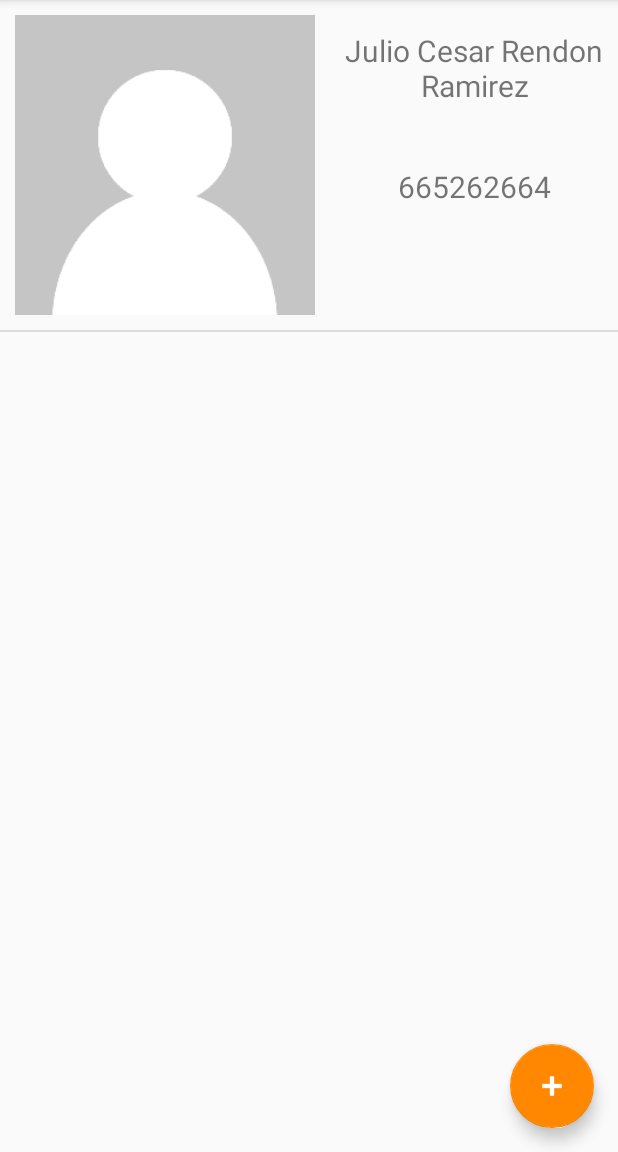
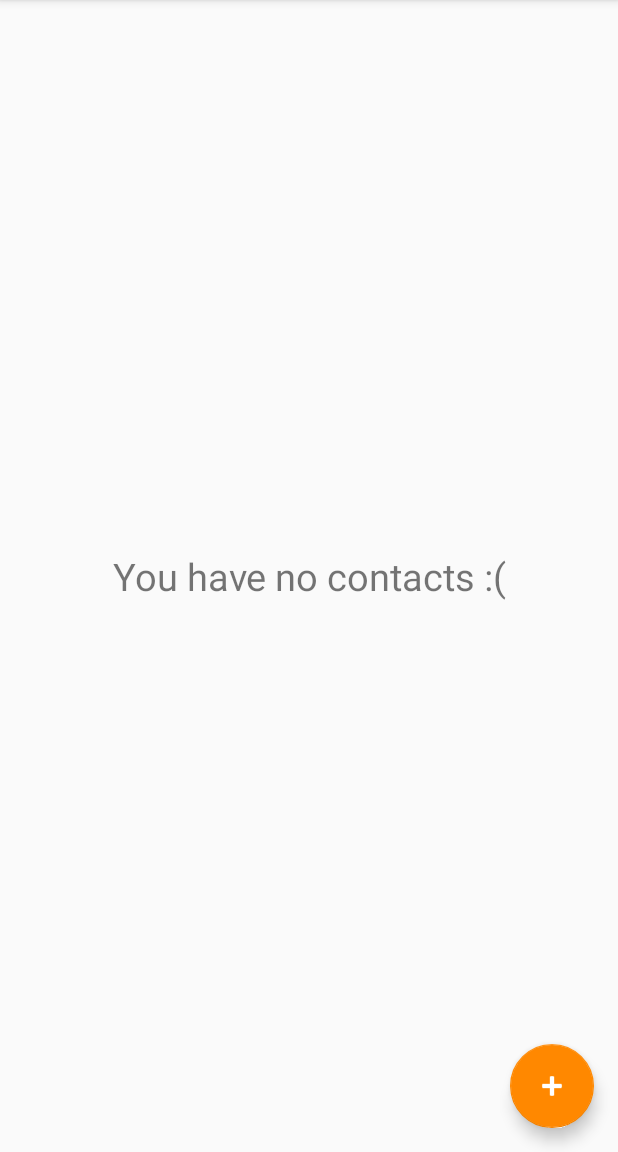
Before and after one commit to juliorendon/speedtouch, an Android app: the MainActivity screen opened directly, with no data from a screen before it, on a phone screen of 412 x 824 dp, the part 84-1236 px from its top. Run offline under Robolectric (Android 15) with nearby library versions, the phone set to English and light mode, and no system bars.

```diff
--- a/app/src/main/AndroidManifest.xml
+++ b/app/src/main/AndroidManifest.xml
@@ -1,6 +1,9 @@
 <?xml version="1.0" encoding="utf-8"?>
 <manifest xmlns:android="http://schemas.android.com/apk/res/android"
     package="jotace.org.speedtouch" >
+
+    <uses-permission android:name="android.permission.CALL_PHONE"></uses-permission>
+    <uses-permission android:name="android.permission."></uses-permission>
 
     <application
         android:allowBackup="true"
--- a/app/src/main/java/jotace/org/speedtouch/MainActivity.java
+++ b/app/src/main/java/jotace/org/speedtouch/MainActivity.java
@@ -1,13 +1,15 @@
 package jotace.org.speedtouch;
 
+import android.Manifest;
 import android.content.Intent;
+import android.content.pm.PackageManager;
 import android.content.res.Resources;
-import android.graphics.Bitmap;
-import android.graphics.BitmapFactory;
 import android.graphics.Typeface;
+import android.net.Uri;
+import android.os.Build;
 import android.os.Bundle;
 import android.support.design.widget.FloatingActionButton;
-import android.support.design.widget.Snackbar;
+import android.support.v4.content.ContextCompat;
 import android.support.v7.app.AppCompatActivity;
 import android.support.v7.widget.Toolbar;
 import android.util.Log;
@@ -24,6 +26,7 @@ public class MainActivity extends AppCompatActivity {
 
     private ContactsAdapter adapter;
     private  ListView listView;
+    static final int ADD_NEW_CONTACT_RC = 1;
 
     @Override
     protected void onCreate(Bundle savedInstanceState) {
@@ -48,12 +51,7 @@ public class MainActivity extends AppCompatActivity {
         fab.setOnClickListener(new View.OnClickListener() {
             @Override
             public void onClick(View view) {
-                /*
-                Snackbar.make(view, "Replace with your own action", Snackbar.LENGTH_LONG)
-                        .setAction("Action", null).show();
-               */
                 startActivity(new Intent(MainActivity.this, AddActivity.class));
-
             }
         });
 
@@ -63,10 +61,12 @@ public class MainActivity extends AppCompatActivity {
         Log.i("DATABASE", "Starting database operations...");
         DatabaseHandler db = new DatabaseHandler(this);
 
+/*
         db.deleteAllContacts();
 
         Bitmap imageBitmap = BitmapFactory.decodeResource(getResources(), R.drawable.recio);
         byte[] imageByteArray = ImageHelper.bitmapToByteArray(imageBitmap);
+
 
         if (db.getContactsCount() == 0) {
 
@@ -96,26 +96,36 @@ public class MainActivity extends AppCompatActivity {
                 db.addContact(item);
             }
         }
+        */
 
         Log.i("DATABASE", "Getting all contacts...");
         ArrayList<Contact> contacts = db.getAllContacts();
 
         // Setting up ContactsAdapter
         Resources res = getResources();
-        adapter = new ContactsAdapter(this, contacts, res);
+        if (!contacts.isEmpty()) {
+            adapter = new ContactsAdapter(this, contacts, res);
+        }
 
+
+        listView.setEmptyView(findViewById(R.id.empty_list));
         listView.setAdapter(adapter);
         // ***** END TEST CODE *****
 
         listView.setOnItemClickListener(new AdapterView.OnItemClickListener() {
             @Override
             public void onItemClick(AdapterView<?> parent, View view, int position, long id) {
-                Log.i("TEST", "*******************");
+
+                if (Build.VERSION.SDK_INT >= 23 && (ContextCompat.checkSelfPermission(MainActivity.this, Manifest.permission.CALL_PHONE) != PackageManager.PERMISSION_GRANTED)) {
+                    return;
+                }
 
                 Contact item = (Contact)listView.getAdapter().getItem(position);
-                Log.i("ID", "ID: "+ item.getId());
 
-                Snackbar.make(view, "ID: "+ item.getId(), Snackbar.LENGTH_SHORT).setAction("Action", null).show();
+                Intent callIntent = new Intent(Intent.ACTION_CALL);
+                callIntent.setData(Uri.parse("tel:" + item.getNumber()));
+                startActivity(callIntent);
+
             }
         });
 
--- a/app/src/main/res/layout/contact_item.xml
+++ b/app/src/main/res/layout/contact_item.xml
@@ -20,8 +20,7 @@
         android:layout_height="wrap_content"
         android:textAlignment="center"
         android:padding="10dp"
-        android:textSize="20dp"
-        android:text="Julio Cesar Rendon Ramirez" />
+        android:textSize="20dp" />
 
     <TextView
         android:id="@+id/number"
@@ -32,7 +31,6 @@
         android:layout_alignLeft="@+id/name"
         android:layout_below="@+id/name"
         android:textAlignment="center"
-        android:text="665262664"
         android:textSize="20dp" />
 
 
--- a/app/src/main/res/layout/content_main.xml
+++ b/app/src/main/res/layout/content_main.xml
@@ -8,9 +8,19 @@
     app:layout_behavior="@string/appbar_scrolling_view_behavior"
     tools:showIn="@layout/activity_main" tools:context=".MainActivity">
 
+    <TextView
+        android:id="@+id/empty_list"
+        android:text="@string/empty_list_text"
+        android:layout_width="fill_parent"
+        android:layout_height="fill_parent"
+        android:gravity="center"
+        android:textSize="25dp"
+        />
+
     <ListView android:id="@+id/contacts_list"
         android:layout_width="match_parent"
         android:layout_height="wrap_content"
+        android:visibility="gone"
         android:layout_weight="1" />
 
 </LinearLayout>
--- a/app/src/main/res/values/strings.xml
+++ b/app/src/main/res/values/strings.xml
@@ -7,6 +7,8 @@
     <string name="hint_phone_number">Contact Phone Number</string>
     <string name="btn_save">Save</string>
     <string name="save_contact_validation">Please enter a Name and a Phone Number</string>
+    <string name="save_contact_successfully">The new contact has been created successfully</string>
+    <string name="empty_list_text">You have no contacts :(</string>
 
 
 </resources>
```
Also changed, not shown: app/src/main/java/jotace/org/speedtouch/AddActivity.java (+22 -2 lines), app/src/main/res/layout/empty_list.xml (added, +14 -0 lines).
